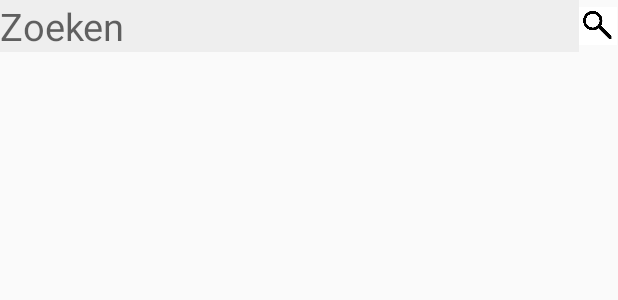
After one commit to sirTomasson/ATwitterClientByEricAndYouri, an Android app: the layout fragment_search.xml on its own in the app's theme, with its tools: preview values and no code run, on a phone screen of 412 x 824 dp. The commit adds this screen. Shown: the top 300 px of the screen. Run offline under Robolectric (Android 15) with nearby library versions, the phone set to English and light mode, and no system bars.

Commit message:
Added search Asynctask

```diff
--- /dev/null
+++ b/app/src/main/res/layout/fragment_search.xml
@@ -0,0 +1,25 @@
+<?xml version="1.0" encoding="utf-8"?>
+<LinearLayout xmlns:android="http://schemas.android.com/apk/res/android"
+    android:orientation="horizontal" android:layout_width="match_parent"
+    android:layout_height="wrap_content"
+    android:layout_marginBottom="60dp"
+    android:layout_gravity="end"
+    android:weightSum="1">
+
+    <EditText
+        android:id="@+id/et_search_tweet"
+        android:layout_width="372dp"
+        android:layout_height="wrap_content"
+        android:layout_weight="0.98"
+        android:background="@color/colorPurtiestGrey"
+        android:ems="10"
+        android:hint="@string/tv_search_text"
+        android:inputType="text"
+        android:textSize="25sp" />
+
+    <ImageView
+        android:id="@+id/iv_search_tweet"
+        android:layout_width="25sp"
+        android:layout_height="match_parent"
+        android:src="@drawable/search" />
+</LinearLayout>
--- a/app/src/main/res/values/strings.xml
+++ b/app/src/main/res/values/strings.xml
@@ -18,4 +18,5 @@
     <string name="send_tweet">send</string>
     <string name="date_time_place_holder">dd/MMM/yyyy HH:mm:ss</string>
     <string name="char_count">140</string>
+    <string name="tv_search_text">Zoeken</string>
 </resources>
```
Also changed, not shown: app/src/main/java/ap/tomassen/online/ruigetweets/activity/MainActivity.java (+54 -1 lines), app/src/main/java/ap/tomassen/online/ruigetweets/fragment/MenuFragment.java (+23 -11 lines), app/src/main/java/ap/tomassen/online/ruigetweets/fragment/SearchFragment.java (added, +56 -0 lines).
